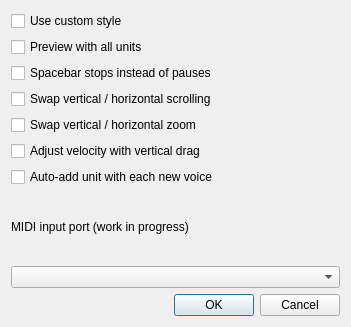
The window that src/editor/SettingsDialog.ui (yuxshao/ptcollab) describes before a commit, drawn with Qt 5.
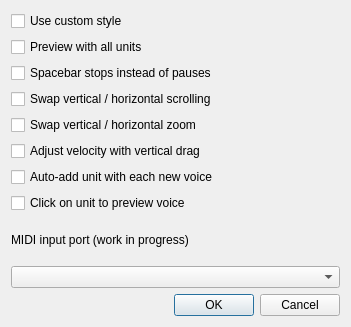
The same window after the commit.

Commit message: woice preview in unit tab for current time

The edit to the form file:
```diff
--- a/src/editor/SettingsDialog.ui
+++ b/src/editor/SettingsDialog.ui
@@ -63,6 +63,13 @@
      </property>
     </widget>
    </item>
+   <item>
+    <widget class="QCheckBox" name="unitPreviewClickCheck">
+     <property name="text">
+      <string>Click on unit to preview voice</string>
+     </property>
+    </widget>
+   </item>
    <item>
     <widget class="QLabel" name="label">
      <property name="text">
```
The commit also changes 10 other files.
